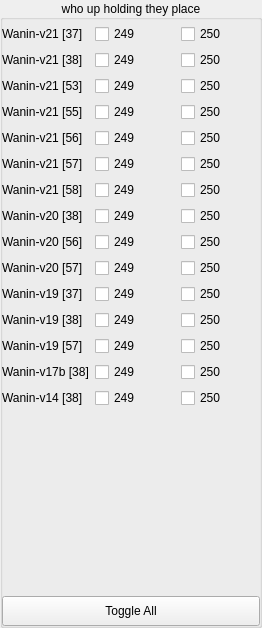
First picture: the form in WaninCheckGrid.ui, repository korbosoft/modmiiDownloader, before the edit.
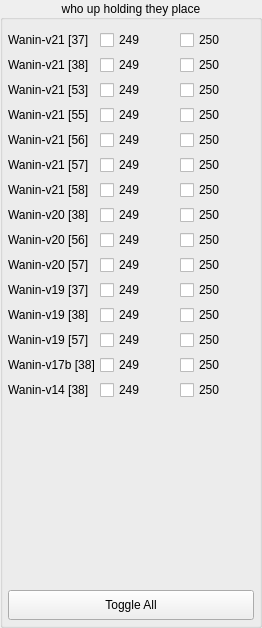
Second picture: the form after the edit.

Commit message: rewrote ui to be more dependent on layouts, should fix scaling issues

What changed in the file:
```diff
--- a/WaninCheckGrid.ui
+++ b/WaninCheckGrid.ui
@@ -20,33 +20,47 @@
   <property name="alignment">
    <set>Qt::AlignmentFlag::AlignCenter</set>
   </property>
-  <widget class="QWidget" name="verticalLayoutWidget">
-   <property name="geometry">
-    <rect>
-     <x>0</x>
-     <y>0</y>
-     <width>262</width>
-     <height>628</height>
-    </rect>
+  <layout class="QGridLayout" name="gridLayout">
+   <property name="leftMargin">
+    <number>5</number>
    </property>
+   <property name="topMargin">
+    <number>10</number>
+   </property>
+   <property name="rightMargin">
+    <number>5</number>
+   </property>
+   <property name="bottomMargin">
+    <number>5</number>
+   </property>
+   <property name="spacing">
+    <number>5</number>
+   </property>
+   <item row="0" column="0">
    <layout class="QVBoxLayout" name="layout">
+     <property name="spacing">
+      <number>0</number>
+     </property>
     <property name="sizeConstraint">
      <enum>QLayout::SizeConstraint::SetMaximumSize</enum>
     </property>
     <property name="leftMargin">
-     <number>2</number>
+      <number>0</number>
     </property>
     <property name="topMargin">
-     <number>24</number>
+      <number>0</number>
     </property>
     <property name="rightMargin">
-     <number>2</number>
+      <number>0</number>
     </property>
     <property name="bottomMargin">
-     <number>2</number>
+      <number>0</number>
     </property>
     <item>
      <layout class="QGridLayout" name="grid">
+       <property name="spacing">
+        <number>5</number>
+       </property>
       <item row="0" column="0">
        <widget class="QLabel" name="wv21b37">
         <property name="text">
@@ -388,13 +402,20 @@
         <height>30</height>
        </size>
       </property>
+       <property name="maximumSize">
+        <size>
+         <width>16777215</width>
+         <height>30</height>
+        </size>
+       </property>
       <property name="text">
        <string>Toggle All</string>
       </property>
      </widget>
     </item>
    </layout>
-  </widget>
+   </item>
+  </layout>
  </widget>
  <tabstops>
   <tabstop>c249_37_v21</tabstop>
```
Lines whose indentation alone changed are shown as unchanged. The commit also changes 5 other files.
